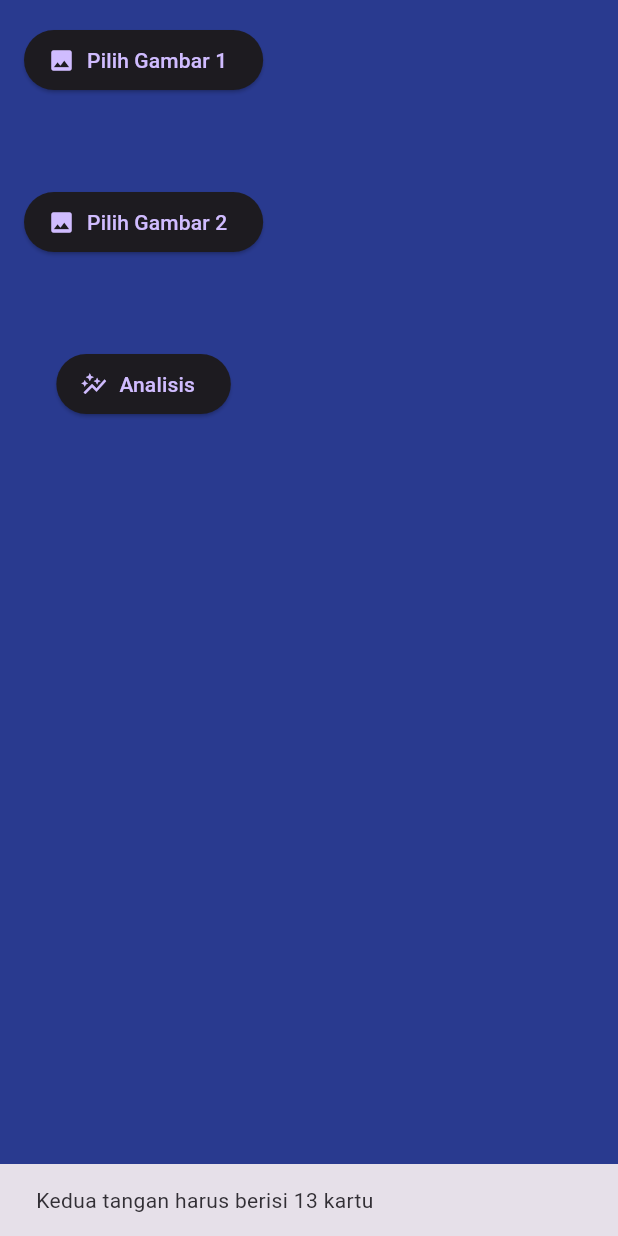
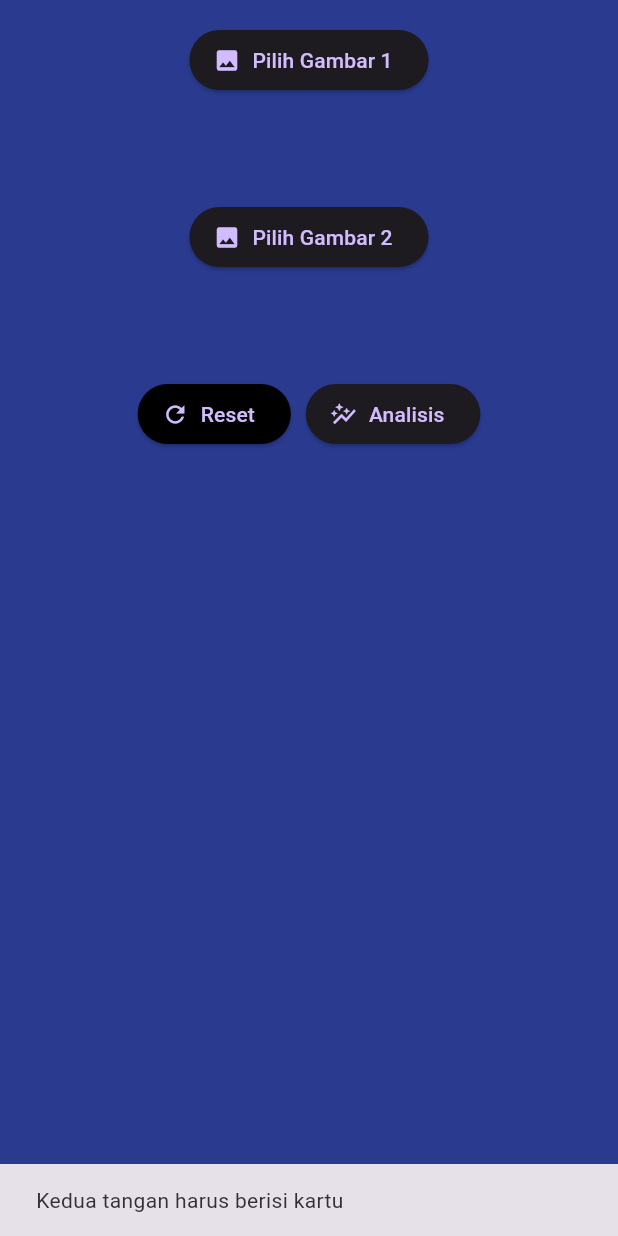
Before and after one commit to alanprayogo/bs_project, a Flutter app: the SistemPage screen opened directly, after a tap on "Analisis", on a phone screen of 412 x 824 dp. Run offline on Flutter 3.47's test engine with Material 3 defaults, Android fonts, the phone set to English and light mode, and no system bars; our stand-ins replace image_picker.

Commit message:
sistem_page done

```diff
--- a/lib/pages/sistem_page.dart
+++ b/lib/pages/sistem_page.dart
@@ -20,6 +20,12 @@
   TextEditingController _cardsController1 = TextEditingController();
   TextEditingController _cardsController2 = TextEditingController();
   Map<String, String> _analysisResult = {};
+  bool _isAnalyzing = false;
+
+  // Fungsi bantu: format tampilan dengan spasi
+  String _formatForDisplay(List<String> cards) {
+    return cards.join(' ');
+  }
 
   // Konversi kartu seperti 10S -> TS untuk backend
   String _convertCardToServerFormat(String card) {
@@ -32,7 +38,6 @@
   // Upload gambar ke backend
   Future<void> _uploadImage(File imageFile, int handNumber) async {
     final url = Uri.parse('http://192.168.18.6:8000/upload_hand/');
-    // final url = Uri.parse('https://api2.komikgen.site/upload_hand/');
     final request = http.MultipartRequest('POST', url);
     final multipartFile = await http.MultipartFile.fromPath(
       'file',
@@ -46,24 +51,25 @@
       if (response.statusCode == 200) {
         final respBody = await http.Response.fromStream(response);
         final responseData = json.decode(respBody.body);
-
         ScaffoldMessenger.of(context).showSnackBar(
           SnackBar(
             content: Text("Upload berhasil: ${responseData['message']}"),
           ),
         );
-
         if (responseData.containsKey('cards') &&
             responseData['cards'] is List) {
+          final cards = List<String>.from(responseData['cards']);
+          if (handNumber == 1) {
             setState(() {
-            if (handNumber == 1) {
-              _detectedCards1 = List<String>.from(responseData['cards']);
-              _cardsController1.text = _detectedCards1.join(', ');
+              _detectedCards1 = cards;
+              _cardsController1.text = _formatForDisplay(cards);
+            });
           } else {
-              _detectedCards2 = List<String>.from(responseData['cards']);
-              _cardsController2.text = _detectedCards2.join(', ');
+            setState(() {
+              _detectedCards2 = cards;
+              _cardsController2.text = _formatForDisplay(cards);
+            });
           }
-          });
         } else {
           ScaffoldMessenger.of(context).showSnackBar(
             SnackBar(
@@ -97,7 +103,7 @@
       _uploadImage(File(image.path), 1);
     } else {
       ScaffoldMessenger.of(context).showSnackBar(
-        SnackBar(content: Text("Tidak ada gambar dipilih untuk hand 1")),
+        const SnackBar(content: Text("Tidak ada gambar dipilih untuk hand 1")),
       );
     }
   }
@@ -114,25 +120,41 @@
       _uploadImage(File(image.path), 2);
     } else {
       ScaffoldMessenger.of(context).showSnackBar(
-        SnackBar(content: Text("Tidak ada gambar dipilih untuk hand 2")),
+        const SnackBar(content: Text("Tidak ada gambar dipilih untuk hand 2")),
       );
     }
   }
 
   // Analisis kontrak dari dua tangan
   Future<void> _runAnalysis() async {
-    final rawInput1 = _cardsController1.text.trim();
-    final rawInput2 = _cardsController2.text.trim();
+    if (_isAnalyzing) return;
+    setState(() {
+      _isAnalyzing = true;
+    });
 
-    final hand1 = rawInput1
-        .split(',')
+    try {
+      final input1 = _cardsController1.text.trim();
+      final input2 = _cardsController2.text.trim();
+
+      if (input1.isEmpty || input2.isEmpty) {
+        ScaffoldMessenger.of(context).showSnackBar(
+          const SnackBar(content: Text("Kedua tangan harus berisi kartu")),
+        );
+        return;
+      }
+
+      // Normalisasi input: ganti koma dengan spasi, lalu split
+      final hand1 = input1
+          .replaceAll(',', ' ')
+          .split(' ')
           .map((card) => card.trim())
           .where((card) => card.isNotEmpty)
           .map(_convertCardToServerFormat)
           .toList();
 
-    final hand2 = rawInput2
-        .split(',')
+      final hand2 = input2
+          .replaceAll(',', ' ')
+          .split(' ')
           .map((card) => card.trim())
           .where((card) => card.isNotEmpty)
           .map(_convertCardToServerFormat)
@@ -140,15 +162,14 @@
 
       if (hand1.isEmpty || hand2.isEmpty) {
         ScaffoldMessenger.of(context).showSnackBar(
-        SnackBar(content: Text("Kedua tangan harus berisi 13 kartu")),
+          const SnackBar(
+            content: Text("Tidak ada kartu valid untuk dianalisis"),
+          ),
         );
         return;
       }
 
       final url = Uri.parse('http://192.168.18.6:8000/recommend');
-    // final url = Uri.parse('https://api2.komikgen.site/recommend');
-
-    try {
       final response = await http.post(
         url,
         headers: {'Content-Type': 'application/json'},
@@ -160,16 +181,12 @@
 
       if (response.statusCode == 200) {
         final data = jsonDecode(response.body);
-
-        if (data['result'] == null) {
-          throw Exception("Hasil tidak ditemukan dalam respons");
-        }
-
         final result = data['result'];
+        if (result == null) throw Exception("Hasil tidak ditemukan");
 
         ScaffoldMessenger.of(
           context,
-        ).showSnackBar(SnackBar(content: Text("Analisis berhasil!")));
+        ).showSnackBar(const SnackBar(content: Text("Analisis berhasil!")));
 
         setState(() {
           _analysisResult = {
@@ -181,8 +198,8 @@
                 '${(result['confidence_score'] ?? 0.0).toStringAsFixed(1)}%',
             'hand1_hcp': result['hand1_hcp']?.toString() ?? '-',
             'hand2_hcp': result['hand2_hcp']?.toString() ?? '-',
-            'total_hcp': result['total_hcp'] ?? '-',
-            'suit_dist': result['suit_dist'] ?? '-',
+            'total_hcp': result['total_hcp']?.toString() ?? '-',
+            'suit_dist': result['suit_dist']?.toString() ?? '-',
           };
         });
       } else {
@@ -198,7 +215,6 @@
         } else {
           errorMessage = response.reasonPhrase ?? "Error tidak diketahui";
         }
-
         ScaffoldMessenger.of(context).showSnackBar(
           SnackBar(content: Text("Analisis gagal: $errorMessage")),
         );
@@ -207,6 +223,10 @@
       ScaffoldMessenger.of(
         context,
       ).showSnackBar(SnackBar(content: Text("Error: $e")));
+    } finally {
+      setState(() {
+        _isAnalyzing = false;
+      });
     }
   }
 
@@ -223,10 +243,13 @@
       mainAxisAlignment: MainAxisAlignment.spaceBetween,
       children: [
         Text(label, style: TextStyle(color: Colors.white70)),
-        Text(
+        Flexible(
+          child: Text(
             value,
             style: TextStyle(color: Colors.white, fontWeight: FontWeight.w500),
             textAlign: TextAlign.right,
+            overflow: TextOverflow.ellipsis,
+          ),
         ),
       ],
     );
@@ -244,10 +267,10 @@
               // Tombol Upload Gambar 1
               ElevatedButton.icon(
                 onPressed: _pickImage1,
-                icon: Icon(Icons.image),
-                label: Text('Pilih Gambar 1'),
+                icon: const Icon(Icons.image),
+                label: const Text('Pilih Gambar 1'),
               ),
-              SizedBox(height: 20),
+              const SizedBox(height: 20),
 
               // Preview Gambar 1
               if (_selectedImage1 != null)
@@ -268,7 +291,7 @@
                     ),
                   ),
                 ),
-              SizedBox(height: 20),
+              const SizedBox(height: 20),
 
               // Form Input Kartu 1
               if (_detectedCards1.isNotEmpty || _selectedImage1 != null)
@@ -281,19 +304,20 @@
                     decoration: InputDecoration(
                       labelText: "Kartu Terdeteksi - Hand 1",
                       border: OutlineInputBorder(),
-                      hintText: "Contoh: AS, KH, QD, JC",
+                      hintText: "Contoh: AS KH QD JC",
                     ),
                   ),
                 ),
-              SizedBox(height: 20),
+
+              const SizedBox(height: 30),
 
               // Tombol Upload Gambar 2
               ElevatedButton.icon(
                 onPressed: _pickImage2,
-                icon: Icon(Icons.image),
-                label: Text('Pilih Gambar 2'),
+                icon: const Icon(Icons.image),
+                label: const Text('Pilih Gambar 2'),
               ),
-              SizedBox(height: 20),
+              const SizedBox(height: 20),
 
               // Preview Gambar 2
               if (_selectedImage2 != null)
@@ -314,7 +338,7 @@
                     ),
                   ),
                 ),
-              SizedBox(height: 20),
+              const SizedBox(height: 20),
 
               // Form Input Kartu 2
               if (_detectedCards2.isNotEmpty || _selectedImage2 != null)
@@ -327,22 +351,59 @@
                     decoration: InputDecoration(
                       labelText: "Kartu Terdeteksi - Hand 2",
                       border: OutlineInputBorder(),
-                      hintText: "Contoh: AS, KH, QD, JC",
+                      hintText: "Contoh: AS KH QD JC",
                     ),
                   ),
                 ),
-              SizedBox(height: 20),
 
-              // Tombol Analisis
+              const SizedBox(height: 30),
+
+              // Tombol Reset dan Analisis
+              Row(
+                mainAxisAlignment: MainAxisAlignment.center,
+                children: [
                   ElevatedButton.icon(
-                onPressed: _runAnalysis,
-                icon: Icon(Icons.auto_graph),
-                label: Text("Analisis"),
+                    onPressed: () {
+                      setState(() {
+                        _selectedImage1 = null;
+                        _selectedImage2 = null;
+                        _detectedCards1.clear();
+                        _detectedCards2.clear();
+                        _cardsController1.clear();
+                        _cardsController2.clear();
+                        _analysisResult.clear();
+                      });
+                    },
+                    icon: const Icon(Icons.refresh),
+                    label: const Text("Reset"),
+                    style: ElevatedButton.styleFrom(
+                      backgroundColor: Colors.black,
+                    ),
+                  ),
+                  const SizedBox(width: 10),
+                  ElevatedButton.icon(
+                    onPressed: _isAnalyzing ? null : _runAnalysis,
+                    icon: _isAnalyzing
+                        ? SizedBox(
+                            width: 16,
+                            height: 16,
+                            child: CircularProgressIndicator(
+                              strokeWidth: 2,
+                              color: Colors.white,
+                            ),
+                          )
+                        : const Icon(Icons.auto_graph),
+                    label: Text(_isAnalyzing ? "Memproses..." : "Analisis"),
+                    style: ElevatedButton.styleFrom(
+                      backgroundColor: _isAnalyzing ? Colors.grey : null,
+                    ),
+                  ),
+                ],
               ),
 
               // Hasil Analisis
               if (_analysisResult.isNotEmpty) ...[
-                SizedBox(height: 20),
+                const SizedBox(height: 20),
                 Center(
                   child: Text(
                     'Hasil Analisis:',
@@ -353,7 +414,7 @@
                     ),
                   ),
                 ),
-                SizedBox(height: 10),
+                const SizedBox(height: 10),
                 Card(
                   elevation: 4,
                   shape: RoundedRectangleBorder(
@@ -399,7 +460,7 @@
                 ),
               ],
 
-              SizedBox(height: MediaQuery.of(context).padding.bottom + 40),
+              const SizedBox(height: 40),
             ],
           ),
         ),
--- a/lib/pages/tutorial_page.dart
+++ b/lib/pages/tutorial_page.dart
@@ -323,7 +323,7 @@
                       icon: const Icon(Icons.refresh),
                       label: const Text("Reset"),
                       style: ElevatedButton.styleFrom(
-                        backgroundColor: Colors.orange,
+                        backgroundColor: Colors.black,
                       ),
                     ),
                     const SizedBox(width: 10),
```
Lines whose indentation alone changed are shown as unchanged.
